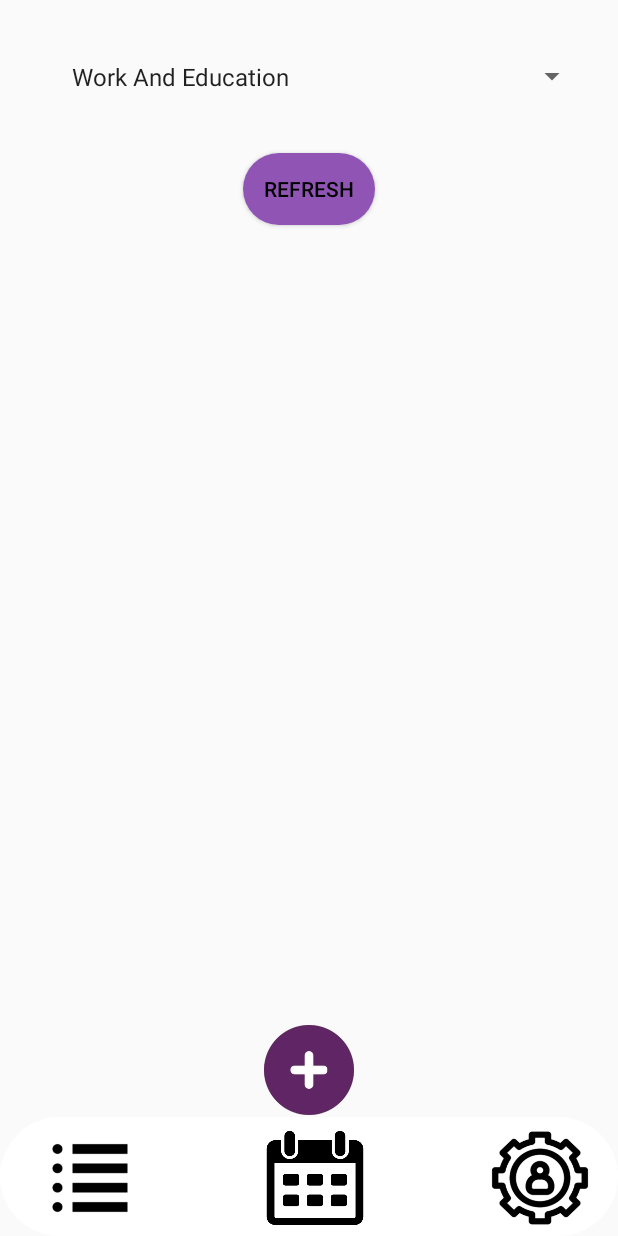
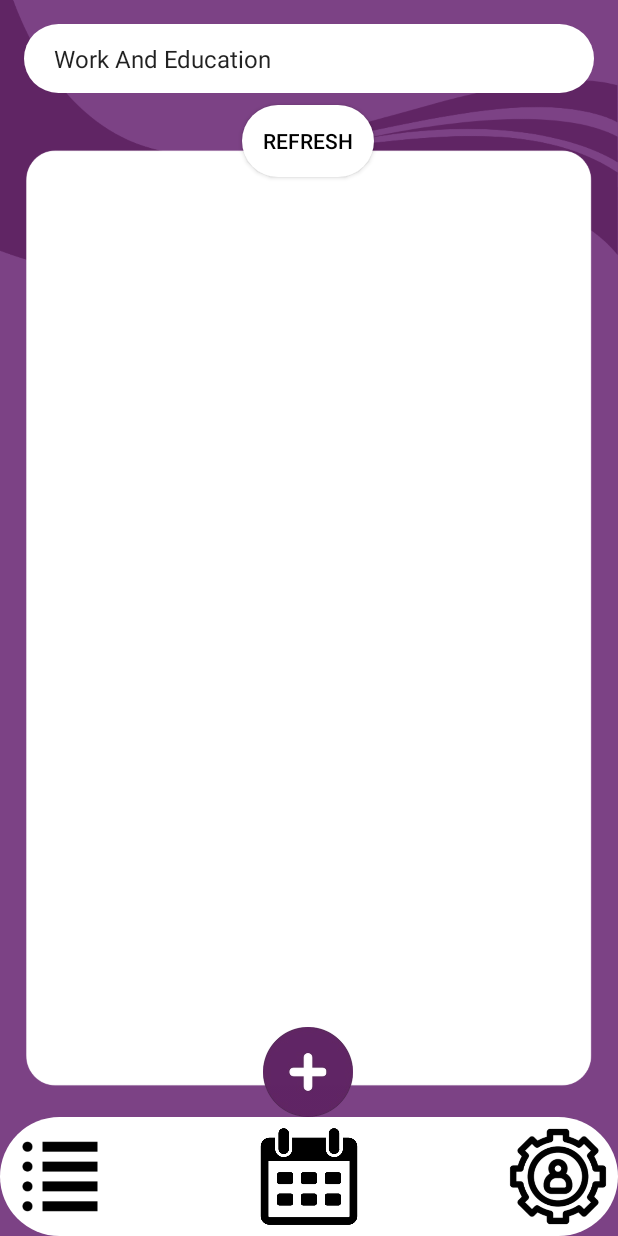
Before and after one commit to gomeyyy/ReMine, an Android app: the MasterTimetable screen opened directly, with no data from a screen before it, on a phone screen of 412 x 824 dp. Run offline under Robolectric (Android 15) with nearby library versions, the phone set to English and light mode, and no system bars; our stand-ins replace Firebase (no records; nobody signed in at launch, a user with empty details on screens opened directly).

Commit message:
Betulkan layout master timetable

```diff
--- a/app/src/main/res/layout/activity_master_timetable.xml
+++ b/app/src/main/res/layout/activity_master_timetable.xml
@@ -1,3 +1,141 @@
+<?xml version="1.0" encoding="utf-8"?>
+<androidx.constraintlayout.widget.ConstraintLayout
+    xmlns:android="http://schemas.android.com/apk/res/android"
+    xmlns:app="http://schemas.android.com/apk/res-auto"
+    xmlns:tools="http://schemas.android.com/tools"
+    android:id="@+id/main"
+    android:layout_width="match_parent"
+    android:layout_height="match_parent"
+    android:background="@drawable/todo"
+    tools:context="ui.MasterTimetable">
+
+    <androidx.recyclerview.widget.RecyclerView
+        android:id="@+id/recycler_view"
+        android:layout_width="0dp"
+        android:layout_height="wrap_content"
+        app:layout_constraintTop_toTopOf="parent"
+        app:layout_constraintStart_toStartOf="parent"
+        app:layout_constraintEnd_toEndOf="parent"/>
+
+    <Spinner
+        android:id="@+id/display_category"
+        android:layout_width="0dp"
+        android:layout_height="wrap_content"
+        android:layout_margin="16dp"
+        android:layout_marginTop="120dp"
+        android:background="@drawable/whitebackground"
+        android:padding="12dp"
+        app:layout_constraintEnd_toEndOf="parent"
+        app:layout_constraintStart_toStartOf="parent"
+        app:layout_constraintTop_toBottomOf="@id/recycler_view" />
+
+    <Button
+        android:id="@+id/refresh_button"
+        android:layout_width="wrap_content"
+        android:layout_height="wrap_content"
+        android:layout_marginTop="8dp"
+        android:background="@drawable/whitebackground"
+        android:text="Refresh"
+        android:textColor="@color/black"
+        app:layout_constraintEnd_toEndOf="parent"
+        app:layout_constraintHorizontal_bias="0.498"
+        app:layout_constraintStart_toStartOf="parent"
+        app:layout_constraintTop_toBottomOf="@id/display_category" />
+
+    <androidx.recyclerview.widget.RecyclerView
+        android:id="@+id/recyclerView"
+        android:layout_width="0dp"
+        android:layout_height="0dp"
+        android:layout_margin="16dp"
+        app:layout_constraintTop_toBottomOf="@id/refresh_button"
+        app:layout_constraintStart_toStartOf="parent"
+        app:layout_constraintEnd_toEndOf="parent"
+        app:layout_constraintBottom_toTopOf="@id/dashboard_layout"/>
+
+    <androidx.constraintlayout.widget.ConstraintLayout
+        android:id="@+id/dashboard_layout"
+        android:layout_width="match_parent"
+        android:layout_height="wrap_content"
+        app:layout_constraintBottom_toBottomOf="parent"
+        app:layout_constraintStart_toStartOf="parent"
+        app:layout_constraintEnd_toEndOf="parent">
+
+        <Button
+            android:id="@+id/goToAddTaskButton"
+            android:layout_width="60dp"
+            android:layout_height="60dp"
+            android:layout_marginBottom="2dp"
+            android:background="@drawable/add_icon"
+            android:onClick="newEventAction"
+            android:textColor="@color/white"
+            android:textSize="20sp"
+            android:textStyle="bold"
+            app:layout_constraintEnd_toEndOf="parent"
+            app:layout_constraintHorizontal_bias="0.498"
+            app:layout_constraintStart_toStartOf="parent"
+            app:layout_constraintTop_toTopOf="parent" />
+
+        <androidx.constraintlayout.widget.ConstraintLayout
+            android:id="@+id/bottom_nav"
+            android:layout_width="match_parent"
+            android:layout_height="79dp"
+            android:background="@drawable/whitebackground"
+            app:layout_constraintTop_toBottomOf="@id/goToAddTaskButton"
+            app:layout_constraintStart_toStartOf="parent"
+            app:layout_constraintEnd_toEndOf="parent">
+
+            <Button
+                android:id="@+id/button_to_dashboard"
+                android:layout_width="80dp"
+                android:layout_height="wrap_content"
+                android:background="@drawable/dashboardbuttonmainmenu"
+                android:textColor="@color/white"
+                app:layout_constraintStart_toStartOf="parent"
+                app:layout_constraintTop_toTopOf="parent"
+                app:layout_constraintBottom_toBottomOf="parent"/>
+
+            <Button
+                android:id="@+id/button_to_master"
+                android:layout_width="80dp"
+                android:layout_height="wrap_content"
+                android:background="@drawable/dashboardbuttontimetable"
+                android:textColor="@color/white"
+                app:layout_constraintStart_toEndOf="@id/button_to_dashboard"
+                app:layout_constraintEnd_toStartOf="@id/button_to_account"
+                app:layout_constraintTop_toTopOf="parent"
+                app:layout_constraintBottom_toBottomOf="parent"/>
+
+            <Button
+                android:id="@+id/button_to_account"
+                android:layout_width="80dp"
+                android:layout_height="wrap_content"
+                android:background="@drawable/accountsetting_profile"
+                android:textColor="@color/white"
+                app:layout_constraintEnd_toEndOf="parent"
+                app:layout_constraintTop_toTopOf="parent"
+                app:layout_constraintBottom_toBottomOf="parent"/>
+
+            <androidx.constraintlayout.widget.Guideline
+                android:id="@+id/guideline_start"
+                android:layout_width="wrap_content"
+                android:layout_height="wrap_content"
+                app:layout_constraintGuide_percent="0.33"/>
+
+            <androidx.constraintlayout.widget.Guideline
+                android:id="@+id/guideline_end"
+                android:layout_width="wrap_content"
+                android:layout_height="wrap_content"
+                app:layout_constraintGuide_percent="0.66"/>
+
+        </androidx.constraintlayout.widget.ConstraintLayout>
+
+
+    </androidx.constraintlayout.widget.ConstraintLayout>
+
+</androidx.constraintlayout.widget.ConstraintLayout>
+
+
+    <!--
     <?xml version="1.0" encoding="utf-8"?>
     <LinearLayout xmlns:android="http://schemas.android.com/apk/res/android"
     xmlns:app="http://schemas.android.com/apk/res-auto"
@@ -42,127 +180,6 @@
 
         </Button>
     </LinearLayout>
-    <!--
-    <LinearLayout
-        android:layout_width="match_parent"
-        android:layout_height="wrap_content"
-        android:layout_marginTop="20dp"
-        android:layout_marginBottom="20dp"
-        android:orientation="horizontal">
-
-        <Button
-            android:layout_width="0dp"
-            android:layout_height="wrap_content"
-            android:layout_weight="1"
-            android:background="@null"
-            android:onClick="previousWeekAction"
-            android:text="&lt;"
-            android:textColor="@color/white"
-            android:textSize="20sp"
-            android:textStyle="bold" />
-
-        <TextView
-            android:id="@+id/monthYearTV"
-            android:layout_width="0dp"
-            android:layout_height="wrap_content"
-            android:layout_weight="2"
-            android:text="Feb 2021"
-            android:textAlignment="center"
-            android:textColor="@color/black"
-            android:textSize="20sp" />
-
-        <Button
-            android:layout_width="0dp"
-            android:layout_height="wrap_content"
-            android:layout_weight="1"
-            android:background="@null"
-            android:onClick="nextWeekAction"
-            android:text="&gt;"
-            android:textColor="@color/white"
-            android:textSize="20sp"
-            android:textStyle="bold" />
-
-    </LinearLayout>
-    -->
-
-    <!--
-    <LinearLayout
-        android:layout_width="match_parent"
-        android:layout_height="wrap_content"
-        android:orientation="horizontal">
-
-        <TextView
-            android:layout_width="0dp"
-            android:layout_height="wrap_content"
-            android:layout_weight="1"
-            android:text="SUN"
-            android:textAlignment="center"
-            android:textColor="@color/black"
-            android:textSize="16sp"
-            android:textStyle="bold" />
-
-        <TextView
-            android:layout_width="0dp"
-            android:layout_height="wrap_content"
-            android:layout_weight="1"
-            android:text="MON"
-            android:textAlignment="center"
-            android:textColor="@color/black"
-            android:textSize="16sp"
-            android:textStyle="bold" />
-
-        <TextView
-            android:layout_width="0dp"
-            android:layout_height="wrap_content"
-            android:layout_weight="1"
-            android:text="TUE"
-            android:textAlignment="center"
-            android:textColor="@color/black"
-            android:textSize="16sp"
-            android:textStyle="bold" />
-
-        <TextView
-            android:layout_width="0dp"
-            android:layout_height="wrap_content"
-            android:layout_weight="1"
-            android:text="WED"
-            android:textAlignment="center"
-            android:textColor="@color/black"
-            android:textSize="16sp"
-            android:textStyle="bold" />
-
-        <TextView
-            android:layout_width="0dp"
-            android:layout_height="wrap_content"
-            android:layout_weight="1"
-            android:text="THUR"
-            android:textAlignment="center"
-            android:textColor="@color/black"
-            android:textSize="16sp"
-            android:textStyle="bold" />
-
-        <TextView
-            android:layout_width="0dp"
-            android:layout_height="wrap_content"
-            android:layout_weight="1"
-            android:text="FRI"
-            android:textAlignment="center"
-            android:textColor="@color/black"
-            android:textSize="16sp"
-            android:textStyle="bold" />
-
-        <TextView
-            android:layout_width="0dp"
-            android:layout_height="wrap_content"
-            android:layout_weight="1"
-            android:text="SAT"
-            android:textAlignment="center"
-            android:textColor="@color/black"
-            android:textSize="16sp"
-            android:textStyle="bold" />
-
-    </LinearLayout>
-    -->
 
     <androidx.recyclerview.widget.RecyclerView
         android:id="@+id/recyclerView"
@@ -230,3 +247,4 @@
     </LinearLayout>
 
     </LinearLayout>
+    -->
```
Lines whose indentation alone changed are shown as unchanged.
